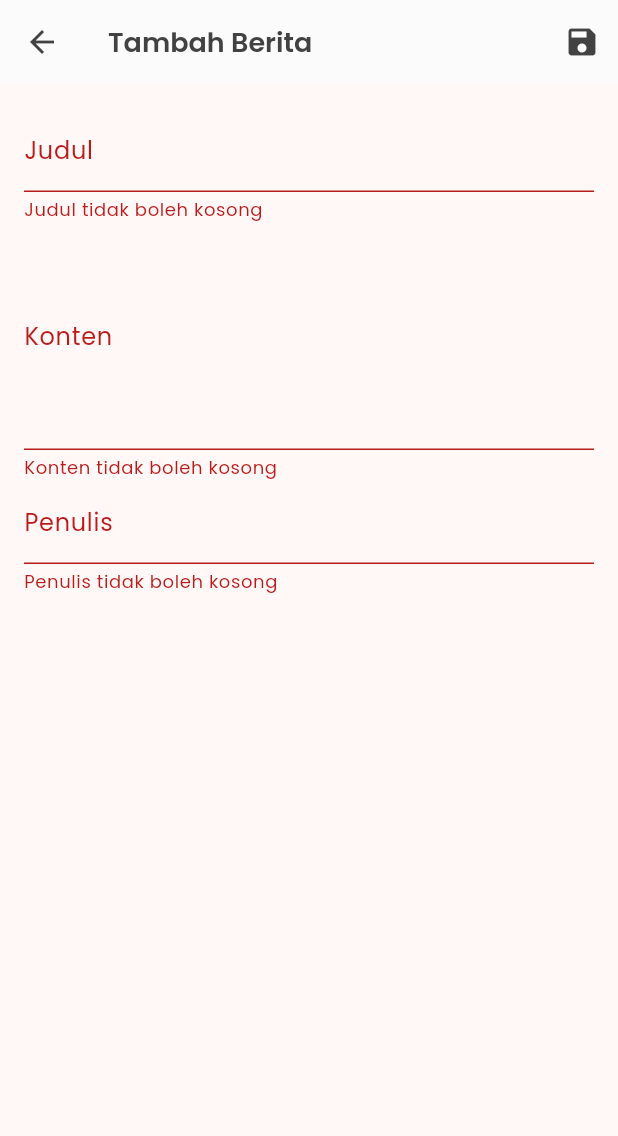
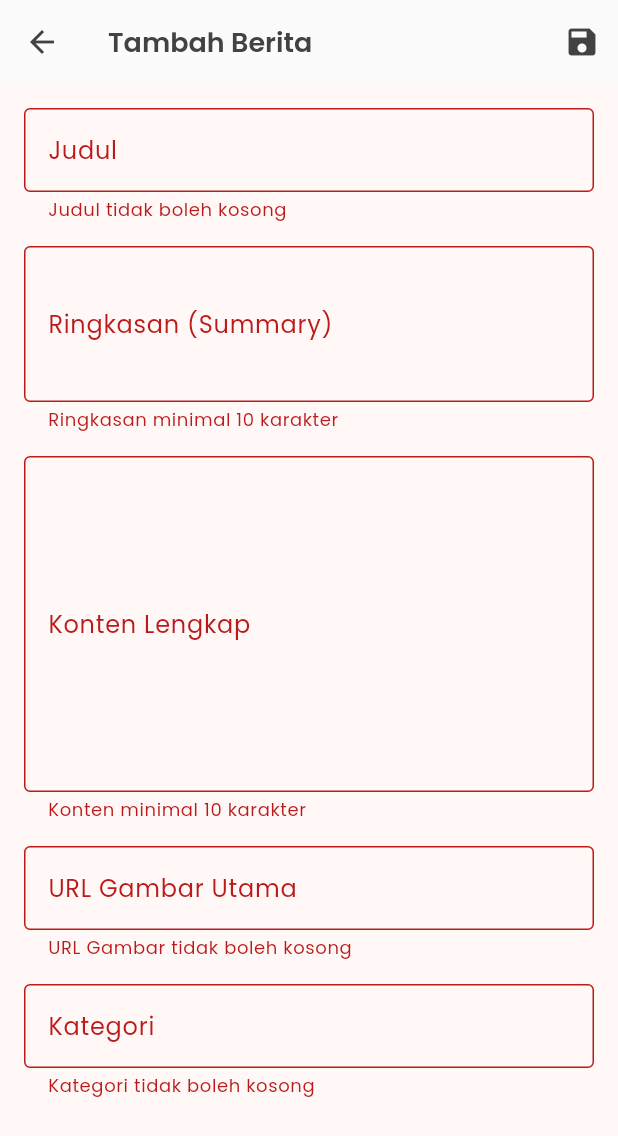
Before and after one commit to restugustimahesa/satufakta, a Flutter app: the AddEditNewsScreen screen opened directly, after a tap on the "save" icon, on a phone screen of 412 x 824 dp. Shown: the top 1136 px of the screen. Run offline on Flutter 3.47's test engine with Material 3 defaults, Android fonts, the phone set to English and light mode, and no system bars; our stand-ins replace google_fonts, shared_preferences; accounts and stored records are empty.

Commit message:
API Update & Delete

```diff
--- a/lib/views/add_edit_news_screen.dart
+++ b/lib/views/add_edit_news_screen.dart
@@ -1,4 +1,3 @@
-// lib/screens/add_edit_news_screen.dart
 import 'package:flutter/material.dart';
 import 'package:provider/provider.dart';
 import '../models/news_article.dart';
@@ -7,7 +6,7 @@ import '../services/auth_service.dart';
 
 class AddEditNewsScreen extends StatefulWidget {
   final NewsArticle? article;
-    AddEditNewsScreen({this.article});
+  const AddEditNewsScreen({this.article, Key? key}) : super(key: key);
 
   @override
   _AddEditNewsScreenState createState() => _AddEditNewsScreenState();
@@ -15,62 +14,85 @@ class AddEditNewsScreen extends StatefulWidget {
 
 class _AddEditNewsScreenState extends State<AddEditNewsScreen> {
   final _formKey = GlobalKey<FormState>();
-    late String _title;
-    late String _content;
-    late String _author;
+
+  // Controller untuk setiap field
+  late TextEditingController _titleController;
+  late TextEditingController _contentController;
+  late TextEditingController _summaryController;
+  late TextEditingController _categoryController;
+  // 1. Tambahkan TextEditingController baru untuk URL gambar
+  late TextEditingController _imageUrlController;
+
   bool _isLoading = false;
 
   @override
   void initState() {
     super.initState();
-        _title = widget.article?.title ?? '';
-        _content = widget.article?.content ?? '';
-        _author = widget.article?.author ?? '';
+    // Inisialisasi semua controller
+    _titleController = TextEditingController(text: widget.article?.title ?? '');
+    _contentController = TextEditingController(text: widget.article?.content ?? '');
+    _summaryController = TextEditingController(text: widget.article?.summary ?? '');
+    _categoryController = TextEditingController(text: widget.article?.category ?? '');
+
+    // 2. Inisialisasi controller untuk imageUrl
+    // Jika sedang mengedit, isi dengan data yang ada. Jika tidak, kosongkan.
+    _imageUrlController = TextEditingController(text: widget.article?.featuredImageUrl ?? '');
+  }
+
+  @override
+  void dispose() {
+    // 5. Jangan lupa dispose semua controller untuk menghindari memory leak
+    _titleController.dispose();
+    _contentController.dispose();
+    _summaryController.dispose();
+    _categoryController.dispose();
+    _imageUrlController.dispose();
+    super.dispose();
   }
 
   Future<void> _saveForm() async {
+    // Validasi form
     if (!_formKey.currentState!.validate()) return;
-    _formKey.currentState!.save();
+
     setState(() { _isLoading = true; });
 
     final token = Provider.of<AuthService>(context, listen: false).token;
     final apiService = ApiService(token);
 
     try {
-        // ==============================================================
-        // === MODIFIKASI PEMBUATAN OBJEK NEWSARTICLE DI SINI ===
+      // 4. Sertakan nilai dari semua controller saat membuat objek NewsArticle
       final newArticle = NewsArticle(
         id: widget.article?.id,
-            title: _title, // Diambil dari form
-            content: _content, // Diambil dari form
-
-            // TAMBAHKAN DATA UJI COBA (DUMMY) YANG VALID DI BAWAH INI
-            summary: "Ini adalah ringkasan berita uji coba yang panjangnya cukup.",
-            category: "Teknologi",
-            featuredImageUrl: "https://picsum.photos/200/300", // Gunakan URL gambar placeholder yang valid
-            tags: ["flutter", "testing", "api"],
-            isPublished: true,
-            // 'author' tidak perlu kita kirim, karena server akan menentukannya dari token
+        title: _titleController.text,
+        content: _contentController.text,
+        summary: _summaryController.text,
+        category: _categoryController.text,
+        featuredImageUrl: _imageUrlController.text, // <-- Ambil nilai dari controller
+        tags: widget.article?.tags ?? ["general"], // Contoh, bisa dikembangkan
+        isPublished: widget.article?.isPublished ?? true, // Contoh, bisa dikembangkan
       );
-        // ==============================================================
 
       if (widget.article == null) {
-            // Create
+        // Mode Tambah
         await apiService.createNews(newArticle);
       } else {
-            // Update
+        // Mode Edit
         await apiService.updateNews(widget.article!.id!, newArticle);
       }
-        Navigator.of(context).pop();
+      // Kembali ke halaman sebelumnya jika sukses
+      if (mounted) Navigator.of(context).pop();
+
     } catch (e) {
+      if(mounted) {
         showDialog(
           context: context,
           builder: (ctx) => AlertDialog(
-            title: Text('Terjadi Kesalahan'),
+            title: const Text('Terjadi Kesalahan'),
             content: Text('Gagal menyimpan berita: $e'),
-            actions: [TextButton(child: Text('OK'), onPressed: () => Navigator.of(ctx).pop())],
+            actions: [TextButton(child: const Text('OK'), onPressed: () => Navigator.of(ctx).pop())],
           ),
         );
+      }
     }
 
     if(mounted) {
@@ -84,35 +106,63 @@ class _AddEditNewsScreenState extends State<AddEditNewsScreen> {
       appBar: AppBar(
         title: Text(widget.article == null ? 'Tambah Berita' : 'Edit Berita'),
         actions: [
-                    IconButton(icon: Icon(Icons.save), onPressed: _saveForm)
+          IconButton(icon: const Icon(Icons.save), onPressed: _saveForm, tooltip: 'Simpan')
         ],
       ),
       body: _isLoading
-                ? Center(child: CircularProgressIndicator())
-                : Padding(
+          ? const Center(child: CircularProgressIndicator())
+          : Form(
+              key: _formKey,
+              child: SingleChildScrollView(
                 padding: const EdgeInsets.all(16.0),
-                    child: Form(
-                        key: _formKey,
-                        child: ListView(
+                child: Column(
                   children: [
                     TextFormField(
-                                    initialValue: _title,
-                                    decoration: InputDecoration(labelText: 'Judul'),
-                                    validator: (value) => value!.isEmpty ? 'Judul tidak boleh kosong' : null,
-                                    onSaved: (value) => _title = value!,
+                      controller: _titleController,
+                      decoration: const InputDecoration(labelText: 'Judul', border: OutlineInputBorder()),
+                      validator: (value) => (value == null || value.isEmpty) ? 'Judul tidak boleh kosong' : null,
                     ),
+                    const SizedBox(height: 16),
                     TextFormField(
-                                    initialValue: _content,
-                                    decoration: InputDecoration(labelText: 'Konten'),
-                                    maxLines: 5,
-                                    validator: (value) => value!.isEmpty ? 'Konten tidak boleh kosong' : null,
-                                    onSaved: (value) => _content = value!,
+                      controller: _summaryController,
+                      decoration: const InputDecoration(labelText: 'Ringkasan (Summary)', border: OutlineInputBorder()),
+                      maxLines: 3,
+                      validator: (value) => (value != null && value.length < 10) ? 'Ringkasan minimal 10 karakter' : null,
                     ),
+                    const SizedBox(height: 16),
                     TextFormField(
-                                    initialValue: _author,
-                                    decoration: InputDecoration(labelText: 'Penulis'),
-                                    validator: (value) => value!.isEmpty ? 'Penulis tidak boleh kosong' : null,
-                                    onSaved: (value) => _author = value!,
+                      controller: _contentController,
+                      decoration: const InputDecoration(labelText: 'Konten Lengkap', border: OutlineInputBorder()),
+                      maxLines: 8,
+                       validator: (value) => (value != null && value.length < 10) ? 'Konten minimal 10 karakter' : null,
+                    ),
+                    const SizedBox(height: 16),
+
+                    // 3. Tambahkan TextFormField baru untuk URL Gambar
+                    TextFormField(
+                      controller: _imageUrlController,
+                      decoration: const InputDecoration(
+                        labelText: 'URL Gambar Utama',
+                        hintText: 'https://contoh.com/gambar.jpg',
+                        border: OutlineInputBorder()
+                      ),
+                      keyboardType: TextInputType.url, // Keyboard khusus untuk URL
+                      validator: (value) {
+                        if (value == null || value.isEmpty) {
+                          return 'URL Gambar tidak boleh kosong';
+                        }
+                        if (!value.startsWith('http')) {
+                          return 'Masukkan URL yang valid (diawali http/https)';
+                        }
+                        return null;
+                      },
+                    ),
+
+                    const SizedBox(height: 16),
+                     TextFormField(
+                      controller: _categoryController,
+                      decoration: const InputDecoration(labelText: 'Kategori', border: OutlineInputBorder()),
+                      validator: (value) => (value == null || value.isEmpty) ? 'Kategori tidak boleh kosong' : null,
                     ),
                   ],
                 ),
--- a/lib/views/profile_screen.dart
+++ b/lib/views/profile_screen.dart
@@ -296,6 +296,13 @@ class _ProfileScreenState extends State<ProfileScreen> {
                           maxLines: 2,
                           overflow: TextOverflow.ellipsis,
                         ),
+                        trailing: Row(
+                          mainAxisSize: MainAxisSize.min,
+                          children: [
+                            IconButton(icon: const Icon(Icons.edit_outlined, color: Colors.blueAccent, size: 22), onPressed: () => _editArticle(article)),
+                            IconButton(icon: const Icon(Icons.delete_outline, color: Colors.redAccent, size: 22), onPressed: () => _deleteArticle(article.id!)),
+                          ],
+                        ),
                       ),
                     );
                   },
```
Lines whose indentation alone changed are shown as unchanged.
